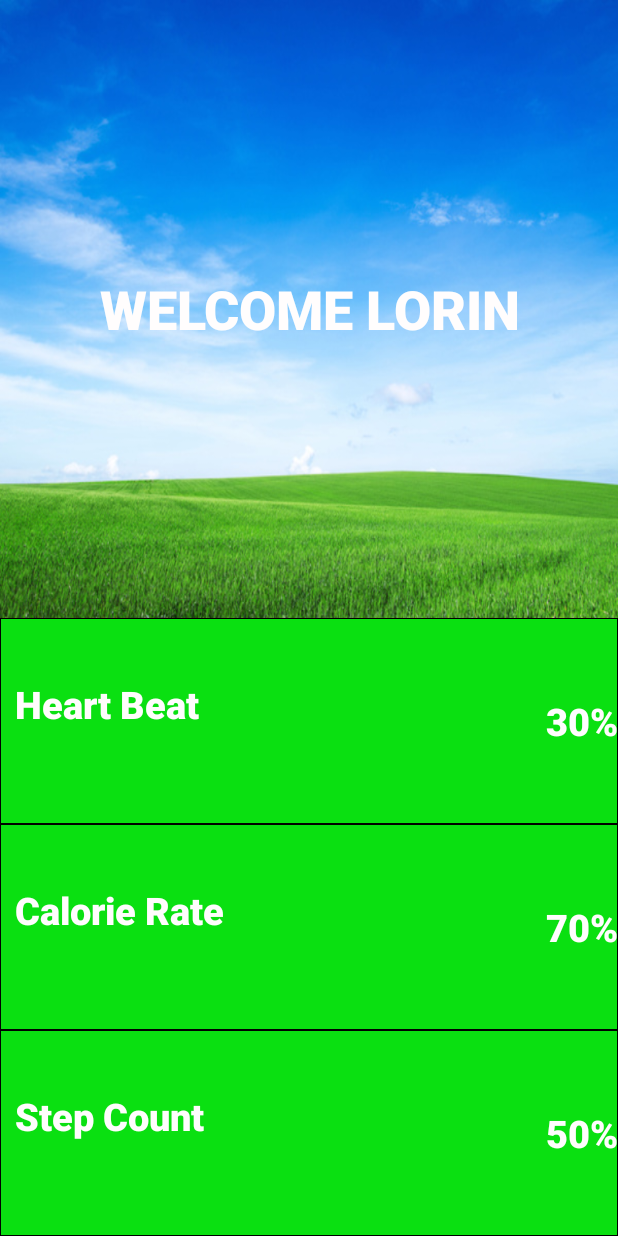
After one commit to gouthamsivakumar1/Dementia-care, an Android app: the PatientSpecificInfo2 screen opened directly, with no data from a screen before it, on a phone screen of 412 x 824 dp. The commit adds this screen. Run offline under Robolectric (Android 15) with nearby library versions, the phone set to English and light mode, and no system bars.

Commit message:
Added app support for user category

```diff
--- a/Android/app/src/main/AndroidManifest.xml
+++ b/Android/app/src/main/AndroidManifest.xml
@@ -5,14 +5,16 @@
     <uses-permission android:name="android.permission.INTERNET" />
 
     <application
+        android:name=".DcareAppCtx"
         android:allowBackup="true"
         android:icon="@mipmap/ic_launcher"
-        android:label="dementia"
+        android:label="@string/app_name"
         android:roundIcon="@mipmap/ic_launcher_round"
         android:supportsRtl="true"
         android:theme="@style/AppTheme">
+        <activity android:name=".PatientSpecificInfo2"></activity>
         <activity
-            android:name=".reminder.patientHealth"
+            android:name=".patientHealth"
             android:label="@string/title_activity_patient_health"
             android:parentActivityName=".userlogin"
             android:theme="@style/AppTheme.NoActionBar">
--- /dev/null
+++ b/Android/app/src/main/java/com/example/myapplication/PatientSpecificInfo2.java
@@ -0,0 +1,83 @@
+package com.example.myapplication;
+
+import android.content.BroadcastReceiver;
+import android.content.Context;
+import android.content.Intent;
+import android.content.IntentFilter;
+import android.support.v4.content.LocalBroadcastManager;
+import android.support.v7.app.AppCompatActivity;
+import android.os.Bundle;
+import android.util.Log;
+import android.widget.TextView;
+import android.widget.Toast;
+import android.widget.Toolbar;
+
+import java.util.List;
+
+public class PatientSpecificInfo2 extends AppCompatActivity {
+    public String TAG="Dcare";
+    @Override
+    protected void onCreate(Bundle savedInstanceState) {
+        super.onCreate(savedInstanceState);
+        setContentView(R.layout.activity_patient_specific_info2);
+        DcareAppCtx ctx = (DcareAppCtx) this.getApplicationContext();
+        Log.i(TAG, "patient specific info2 health on create user name: "+ctx.user_name+" "+ctx.user_id);
+        Intent i = new Intent(this, RestFetcher.class);
+        i.setAction("com.example.myapplication.action.GET_ALL");
+
+        // Add extras to the bundle
+        i.putExtra(RestFetcher.EXTRA_PARAM1_REQ_TYPE, String.valueOf(ctx.user_id));
+        i.putExtra(RestFetcher.EXTRA_PARAM2_CURSOR, "0");
+        // Start the service
+        startService(i);
+    }
+    @Override
+    protected void onResume() {
+        super.onResume();
+        // Register for the particular broadcast based on ACTION string
+        IntentFilter filter = new IntentFilter(RestFetcher.ACTION_GET_ALL);
+        LocalBroadcastManager.getInstance(this).registerReceiver(testReceiver, filter);
+        // or `registerReceiver(testReceiver, filter)` for a normal broadcast
+    }
+    @Override
+    protected void onPause() {
+        super.onPause();
+        // Unregister the listener when the application is paused
+        LocalBroadcastManager.getInstance(this).unregisterReceiver(testReceiver);
+        // or `unregisterReceiver(testReceiver)` for a normal broadcast
+    }
+
+    // Define the callback for what to do when data is received
+    private BroadcastReceiver testReceiver = new BroadcastReceiver() {
+        @Override
+        public void onReceive(Context context, Intent intent) {
+            int resultCode = intent.getIntExtra("resultCode", RESULT_CANCELED);
+            DcareAppCtx ctx = (DcareAppCtx) PatientSpecificInfo2.this.getApplicationContext();
+            if (resultCode == RESULT_OK) {
+                //String resultValue = intent.getStringExtra("resultValue");
+                List<RestAllResponse> patientHealth = (List<RestAllResponse>) intent.getSerializableExtra("LIST");
+                String result="";
+                for(RestAllResponse patientHealth1:patientHealth) {
+                    result += patientHealth1.Date_n_Time + " "+ patientHealth1.Patient_Id +"\n";
+                }
+                Log.i(TAG, "reveived from service: " + result);
+               // TextView patientHealth_view = (TextView)findViewById(R.id.patient_health_scroll_view);
+                //patientHealth_view.setText(result + patientHealth_view.getText());
+                try {
+                    Thread.sleep(10000);
+                } catch(InterruptedException ex) {
+                    Log.d(TAG,"finishing sleep...");
+                }
+                Intent i = new Intent(PatientSpecificInfo2.this, RestFetcher.class);
+
+                i.putExtra(RestFetcher.EXTRA_PARAM1_REQ_TYPE, String.valueOf(ctx.user_id));
+
+
+                String cursor_str = String.valueOf(ctx.cursor);
+                i.putExtra(RestFetcher.EXTRA_PARAM2_CURSOR, cursor_str);
+                // Start the service
+                startService(i);
+            }
+        }
+    };
+}
--- a/Android/app/src/main/java/com/example/myapplication/RestLoginResponse.java
+++ b/Android/app/src/main/java/com/example/myapplication/RestLoginResponse.java
@@ -2,4 +2,5 @@ package com.example.myapplication;
 
 public class RestLoginResponse {
     public String Patient_Id;
+    public String User_Category;
 }
--- a/Android/app/src/main/java/com/example/myapplication/reminder/AlarmManagerProvider.java
+++ b/Android/app/src/main/java/com/example/myapplication/reminder/AlarmManagerProvider.java
@@ -2,10 +2,6 @@ package com.example.myapplication.reminder;
 
 import android.app.AlarmManager;
 import android.content.Context;
-
-/**
- * Created by delaroy on 9/22/17.
- */
 
 public class AlarmManagerProvider {
     private static final String TAG = AlarmManagerProvider.class.getSimpleName();
--- a/Android/app/src/main/java/com/example/myapplication/reminder/AlarmScheduler.java
+++ b/Android/app/src/main/java/com/example/myapplication/reminder/AlarmScheduler.java
@@ -6,9 +6,7 @@ import android.content.Context;
 import android.net.Uri;
 import android.os.Build;
 
-/**
- * Created by delaroy on 9/22/17.
- */
+
 
 public class AlarmScheduler {
 
--- a/Android/app/src/main/java/com/example/myapplication/reminder/ReminderAlarmService.java
+++ b/Android/app/src/main/java/com/example/myapplication/reminder/ReminderAlarmService.java
@@ -16,10 +16,6 @@ import com.example.myapplication.AddReminderActivity;
 import com.example.myapplication.R;
 import com.example.myapplication.data.AlarmReminderContract;
 
-
-/**
- * Created by delaroy on 9/22/17.
- */
 
 public class ReminderAlarmService extends IntentService {
     private static final String TAG = ReminderAlarmService.class.getSimpleName();
--- /dev/null
+++ b/Android/app/src/main/res/drawable/border.xml
@@ -0,0 +1,12 @@
+<?xml version="1.0" encoding="utf-8"?>
+<shape xmlns:android="http://schemas.android.com/apk/res/android"
+    android:shape="rectangle">
+    <stroke
+        android:width="0.1dip"
+        android:height="1dip"
+        android:color="@android:color/black" />
+    <gradient
+        android:startColor="@color/green"
+        android:endColor="@color/green"
+        android:angle="-90" />
+</shape>
--- a/Android/app/src/main/res/layout/activity_patient_health.xml
+++ b/Android/app/src/main/res/layout/activity_patient_health.xml
@@ -5,7 +5,7 @@
     android:layout_width="match_parent"
     android:layout_height="match_parent"
     android:fitsSystemWindows="true"
-    tools:context=".reminder.patientHealth">
+    tools:context=".patientHealth">
 
     <android.support.design.widget.AppBarLayout
         android:id="@+id/app_bar"
--- /dev/null
+++ b/Android/app/src/main/res/layout/activity_patient_specific_info2.xml
@@ -0,0 +1,139 @@
+<?xml version="1.0" encoding="utf-8"?>
+<!--android.support.constraint.ConstraintLayout xmlns:android="http://schemas.android.com/apk/res/android"
+    xmlns:app="http://schemas.android.com/apk/res-auto"
+    xmlns:tools="http://schemas.android.com/tools"
+    android:layout_width="match_parent"
+    android:layout_height="match_parent"
+    tools:context=".PatientSpecificInfo2">
+
+</android.support.constraint.ConstraintLayout-->
+<LinearLayout xmlns:android="http://schemas.android.com/apk/res/android"
+
+    xmlns:app="http://schemas.android.com/apk/res-auto"
+    android:layout_width="match_parent"
+
+    android:layout_height="match_parent"
+
+    android:orientation="vertical"
+
+    android:weightSum="3"
+    android:background="@drawable/border">
+
+    <LinearLayout
+        android:layout_width="match_parent"
+
+        android:layout_height="0dp"
+        android:background="@drawable/natural"
+
+        android:layout_weight="1.5">50%
+
+        <TextView
+            android:layout_width="match_parent"
+            android:layout_height="match_parent"
+            android:gravity="center"
+            android:text="WELCOME LORIN"
+            android:textAlignment="center"
+            android:textColor="#FFFDFD"
+            android:textSize="36sp"
+            app:fontFamily="sans-serif-black" />
+
+    </LinearLayout>
+
+    <LinearLayout
+        android:background="@drawable/border"
+        android:layout_width="match_parent"
+
+        android:layout_height="0dp"
+
+        android:layout_weight="0.5"
+        >50%
+
+        <TextView
+            android:layout_width="wrap_content"
+            android:layout_height="match_parent"
+            android:paddingLeft="10dp"
+            android:paddingTop="40dp"
+            android:layout_gravity="left"
+            android:text="Heart Beat"
+            android:textColor="#FFFDFD"
+            android:textSize="25sp"
+            app:fontFamily="sans-serif-black" />
+
+        <TextView
+
+            android:layout_width="match_parent"
+            android:layout_height="match_parent"
+            android:gravity="right|center_vertical"
+            android:text="30%"
+            android:id="@+id/Hearth_Beat"
+            android:textColor="#FFFDFD"
+            android:textSize="25sp"
+            app:fontFamily="sans-serif-black" />
+    </LinearLayout>
+
+
+
+    <LinearLayout
+        android:background="@drawable/border"
+
+        android:layout_width="match_parent"
+
+        android:layout_height="0dp"
+
+        android:layout_weight="0.5"
+        >
+        <TextView
+
+            android:layout_width="wrap_content"
+            android:layout_height="match_parent"
+            android:paddingLeft="10dp"
+            android:paddingTop="40dp"
+            android:layout_gravity="left"
+            android:text="Calorie Rate"
+            android:textColor="#FFFDFD"
+            android:textSize="25sp"
+            app:fontFamily="sans-serif-black" />
+
+        <TextView
+            android:layout_width="match_parent"
+            android:layout_height="match_parent"
+            android:gravity="right|center_vertical"
+
+            android:id="@+id/Calorie_Rate"
+            android:textColor="#FFFDFD"
+            android:textSize="25sp"
+            android:text="70%"
+            app:fontFamily="sans-serif-black" />
+    </LinearLayout>
+
+    <LinearLayout
+        android:background="@drawable/border"
+        android:layout_width="match_parent"
+
+        android:layout_height="0dp"
+
+        android:layout_weight="0.5"
+        >
+        <TextView
+            android:layout_width="wrap_content"
+            android:layout_height="match_parent"
+            android:paddingLeft="10dp"
+            android:paddingTop="40dp"
+            android:layout_gravity="left"
+            android:text="Step Count"
+            android:textColor="#FFFDFD"
+            android:textSize="25sp"
+            app:fontFamily="sans-serif-black" />
+
+        <TextView
+            android:layout_width="match_parent"
+            android:layout_height="match_parent"
+            android:gravity="right|center_vertical"
+
+            android:id="@+id/Step_Count"
+            android:textColor="#FFFDFD"
+            android:textSize="25sp"
+            android:text="50%"
+            app:fontFamily="sans-serif-black" />
+    </LinearLayout>
+</LinearLayout>
--- a/Android/app/src/main/res/layout/content_patient_health.xml
+++ b/Android/app/src/main/res/layout/content_patient_health.xml
@@ -5,7 +5,7 @@
     android:layout_width="match_parent"
     android:layout_height="match_parent"
     app:layout_behavior="@string/appbar_scrolling_view_behavior"
-    tools:context=".reminder.patientHealth"
+    tools:context=".patientHealth"
     tools:showIn="@layout/activity_patient_health">
 
     <TextView
--- a/Android/app/src/main/res/menu/menu_patient_health.xml
+++ b/Android/app/src/main/res/menu/menu_patient_health.xml
@@ -1,7 +1,7 @@
 <menu xmlns:android="http://schemas.android.com/apk/res/android"
     xmlns:app="http://schemas.android.com/apk/res-auto"
     xmlns:tools="http://schemas.android.com/tools"
-    tools:context="com.example.myapplication.reminder.patientHealth">
+    tools:context="com.example.myapplication.patientHealth">
     <item
         android:id="@+id/action_settings"
         android:orderInCategory="100"
--- a/Android/app/src/main/res/values/colors.xml
+++ b/Android/app/src/main/res/values/colors.xml
@@ -5,4 +5,5 @@
     <color name="colorAccent">#FF4081</color>
     <color name="fab_pressed">#546e7a</color>
     <color name="lime_yellow">#FFFFEE</color>
+    <color name="green">#0AE011</color>
 </resources>
```
Also changed, not shown: Android/app/src/main/java/com/example/myapplication/Api.java (+5 -3 lines), Android/app/src/main/java/com/example/myapplication/DcareAppCtx.java (added, +31 -0 lines), Android/app/src/main/java/com/example/myapplication/MainActivity.java (+12 -2 lines), Android/app/src/main/java/com/example/myapplication/RestAllResponse.java (+6 -6 lines), Android/app/src/main/java/com/example/myapplication/RestFetcher.java (+87 -50 lines), Android/app/src/main/java/com/example/myapplication/patientHealth.java (added, +105 -0 lines), Android/app/src/main/java/com/example/myapplication/userlogin.java (+19 -2 lines), Android/app/src/main/res/drawable/natural.jpg (added).
